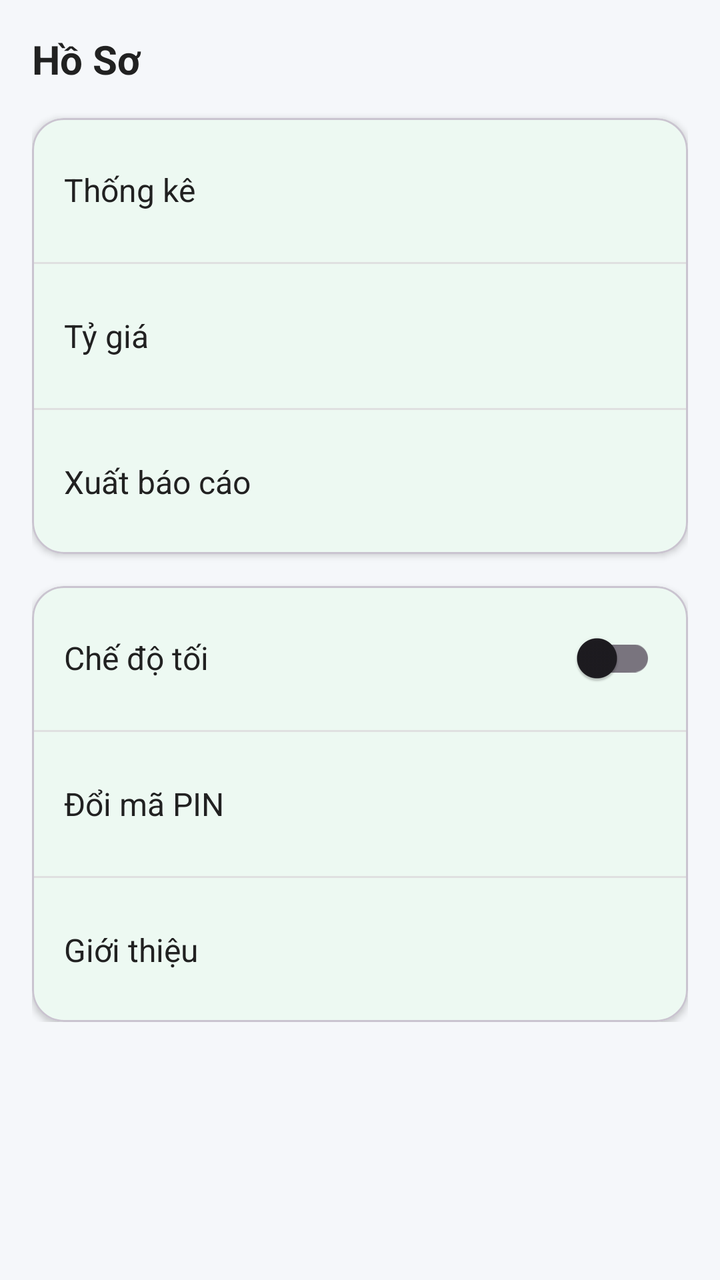
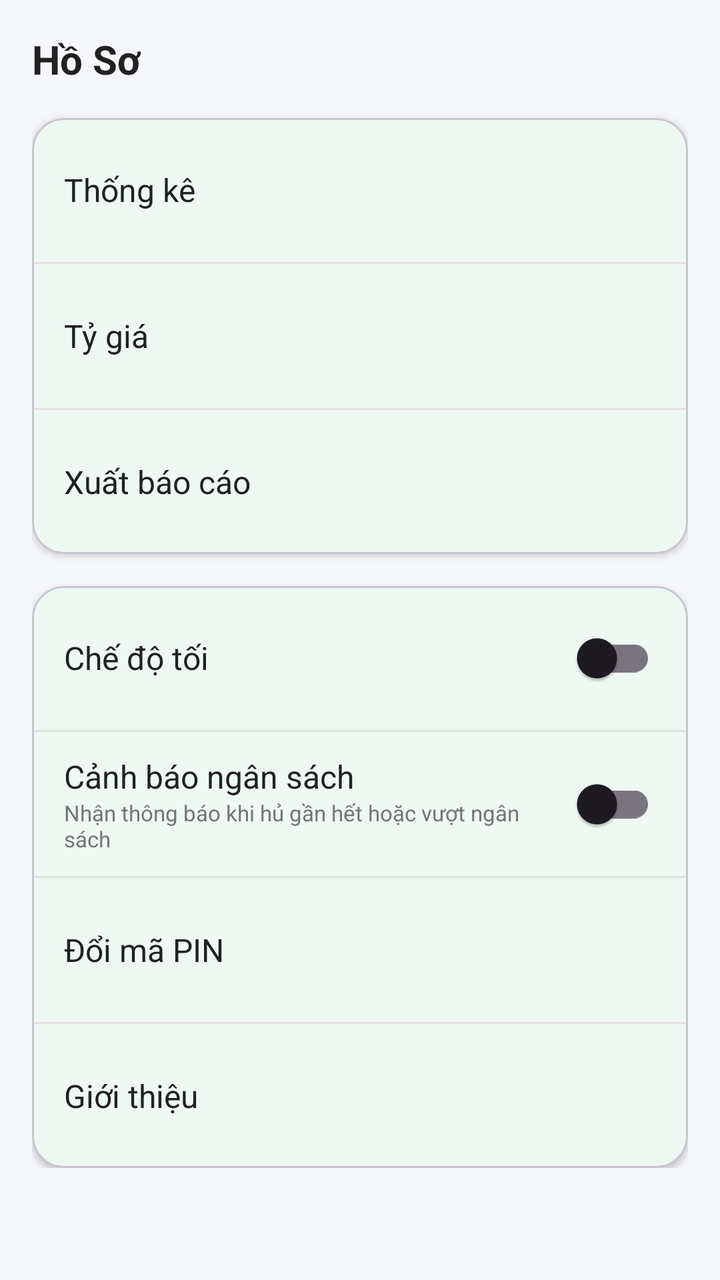

Compare the two renders of this Android layout. The source of the first and the diff that turns it into the second are given below.
<!-- AndroidManifest.xml: application theme Theme.FinaceManager -->
<!-- res/layout/fragment_profile.xml -->
<?xml version="1.0" encoding="utf-8"?>
<ScrollView xmlns:android="http://schemas.android.com/apk/res/android"
    android:layout_width="match_parent"
    android:layout_height="match_parent"
    android:background="@color/color_background">

    <LinearLayout
        android:layout_width="match_parent"
        android:layout_height="wrap_content"
        android:orientation="vertical"
        android:padding="@dimen/spacing_md">

        <TextView
            android:layout_width="match_parent"
            android:layout_height="wrap_content"
            android:text="@string/title_profile"
            android:textColor="@color/color_text_primary"
            android:textSize="@dimen/text_title"
            android:textStyle="bold" />

        
        <com.google.android.material.card.MaterialCardView
            xmlns:app="http://schemas.android.com/apk/res-auto"
            android:layout_width="match_parent"
            android:layout_height="wrap_content"
            android:layout_marginTop="@dimen/spacing_md"
            app:cardCornerRadius="@dimen/card_radius"
            app:cardElevation="2dp">

            <LinearLayout
                android:layout_width="match_parent"
                android:layout_height="wrap_content"
                android:orientation="vertical">

                <TextView
                    android:id="@+id/tv_statistics"
                    android:layout_width="match_parent"
                    android:layout_height="@dimen/item_min_height"
                    android:gravity="center_vertical"
                    android:paddingHorizontal="@dimen/spacing_md"
                    android:text="@string/label_statistics"
                    android:textColor="@color/color_text_primary"
                    android:textSize="@dimen/text_subtitle"
                    android:background="?attr/selectableItemBackground" />

                <View
                    android:layout_width="match_parent"
                    android:layout_height="1dp"
                    android:background="@color/color_divider" />

                <TextView
                    android:id="@+id/tv_exchange_rate"
                    android:layout_width="match_parent"
                    android:layout_height="@dimen/item_min_height"
                    android:gravity="center_vertical"
                    android:paddingHorizontal="@dimen/spacing_md"
                    android:text="@string/label_exchange_rate"
                    android:textColor="@color/color_text_primary"
                    android:textSize="@dimen/text_subtitle"
                    android:background="?attr/selectableItemBackground" />

                <View
                    android:layout_width="match_parent"
                    android:layout_height="1dp"
                    android:background="@color/color_divider" />

                <TextView
                    android:id="@+id/tv_export"
                    android:layout_width="match_parent"
                    android:layout_height="@dimen/item_min_height"
                    android:gravity="center_vertical"
                    android:paddingHorizontal="@dimen/spacing_md"
                    android:text="@string/label_export"
                    android:textColor="@color/color_text_primary"
                    android:textSize="@dimen/text_subtitle"
                    android:background="?attr/selectableItemBackground" />
            </LinearLayout>
        </com.google.android.material.card.MaterialCardView>

        
        <com.google.android.material.card.MaterialCardView
            xmlns:app="http://schemas.android.com/apk/res-auto"
            android:layout_width="match_parent"
            android:layout_height="wrap_content"
            android:layout_marginTop="@dimen/spacing_md"
            app:cardCornerRadius="@dimen/card_radius"
            app:cardElevation="2dp">

            <LinearLayout
                android:layout_width="match_parent"
                android:layout_height="wrap_content"
                android:orientation="vertical">

                <LinearLayout
                    android:layout_width="match_parent"
                    android:layout_height="@dimen/item_min_height"
                    android:gravity="center_vertical"
                    android:orientation="horizontal"
                    android:paddingHorizontal="@dimen/spacing_md">

                    <TextView
                        android:layout_width="0dp"
                        android:layout_height="wrap_content"
                        android:layout_weight="1"
                        android:text="@string/label_dark_mode"
                        android:textColor="@color/color_text_primary"
                        android:textSize="@dimen/text_subtitle" />

                    <com.google.android.material.switchmaterial.SwitchMaterial
                        android:id="@+id/switch_dark_mode"
                        android:layout_width="wrap_content"
                        android:layout_height="wrap_content" />
                </LinearLayout>

                <View
                    android:layout_width="match_parent"
                    android:layout_height="1dp"
                    android:background="@color/color_divider" />

                <TextView
                    android:id="@+id/tv_change_pin"
                    android:layout_width="match_parent"
                    android:layout_height="@dimen/item_min_height"
                    android:gravity="center_vertical"
                    android:paddingHorizontal="@dimen/spacing_md"
                    android:text="@string/label_change_pin"
                    android:textColor="@color/color_text_primary"
                    android:textSize="@dimen/text_subtitle"
                    android:background="?attr/selectableItemBackground" />

                <View
                    android:layout_width="match_parent"
                    android:layout_height="1dp"
                    android:background="@color/color_divider" />

                <TextView
                    android:id="@+id/tv_about"
                    android:layout_width="match_parent"
                    android:layout_height="@dimen/item_min_height"
                    android:gravity="center_vertical"
                    android:paddingHorizontal="@dimen/spacing_md"
                    android:text="@string/label_about"
                    android:textColor="@color/color_text_primary"
                    android:textSize="@dimen/text_subtitle"
                    android:background="?attr/selectableItemBackground" />
            </LinearLayout>
        </com.google.android.material.card.MaterialCardView>

    </LinearLayout>
</ScrollView>
<!-- resources referenced by this layout -->
<resources>
  <color name="color_background">#F5F7FA</color>
  <color name="color_divider">#E0E0E0</color>
  <color name="color_text_primary">#212121</color>
  <dimen name="card_radius">16dp</dimen>
  <dimen name="item_min_height">72dp</dimen>
  <dimen name="spacing_md">16dp</dimen>
  <dimen name="text_subtitle">16sp</dimen>
  <dimen name="text_title">20sp</dimen>
  <string name="label_about">Giới thiệu</string>
  <string name="label_change_pin">Đổi mã PIN</string>
  <string name="label_dark_mode">Chế độ tối</string>
  <string name="label_exchange_rate">Tỷ giá</string>
  <string name="label_export">Xuất báo cáo</string>
  <string name="label_statistics">Thống kê</string>
  <string name="title_profile">Hồ Sơ</string>
  <style name="Theme.FinaceManager" parent="Base.Theme.FinaceManager" />
  <style name="Base.Theme.FinaceManager" parent="Theme.Material3.DayNight.NoActionBar">
          <item name="colorPrimary">@color/color_primary</item>
          <item name="colorPrimaryDark">@color/color_primary_dark</item>
          <item name="colorAccent">@color/color_accent</item>
          <item name="colorOnPrimary">@color/color_text_on_primary</item>
          <item name="android:colorBackground">@color/color_background</item>
          <item name="colorSurface">@color/color_surface</item>
          <item name="android:statusBarColor">@color/color_primary</item>
          <item name="android:navigationBarColor">@color/color_surface</item>
      </style>
  <color name="color_primary">#00B14F</color>
  <color name="color_primary_dark">#009640</color>
  <color name="color_accent">#FF6B35</color>
  <color name="color_text_on_primary">#FFFFFF</color>
  <color name="color_surface">#FFFFFF</color>
</resources>

<!-- the commit's change to res/layout/fragment_profile.xml (unified diff, before → after) -->
@@ -117,6 +117,46 @@
                     android:layout_height="1dp"
                     android:background="@color/color_divider" />
 
+                
+                <LinearLayout
+                    android:layout_width="match_parent"
+                    android:layout_height="@dimen/item_min_height"
+                    android:gravity="center_vertical"
+                    android:orientation="horizontal"
+                    android:paddingHorizontal="@dimen/spacing_md">
+
+                    <LinearLayout
+                        android:layout_width="0dp"
+                        android:layout_height="wrap_content"
+                        android:layout_weight="1"
+                        android:orientation="vertical">
+
+                        <TextView
+                            android:layout_width="wrap_content"
+                            android:layout_height="wrap_content"
+                            android:text="@string/label_notification_budget"
+                            android:textColor="@color/color_text_primary"
+                            android:textSize="@dimen/text_subtitle" />
+
+                        <TextView
+                            android:layout_width="wrap_content"
+                            android:layout_height="wrap_content"
+                            android:text="@string/label_notification_budget_desc"
+                            android:textColor="@color/color_text_secondary"
+                            android:textSize="11sp" />
+                    </LinearLayout>
+
+                    <com.google.android.material.switchmaterial.SwitchMaterial
+                        android:id="@+id/switch_notification"
+                        android:layout_width="wrap_content"
+                        android:layout_height="wrap_content" />
+                </LinearLayout>
+
+                <View
+                    android:layout_width="match_parent"
+                    android:layout_height="1dp"
+                    android:background="@color/color_divider" />
+
                 <TextView
                     android:id="@+id/tv_change_pin"
                     android:layout_width="match_parent"
<!-- resource entries referenced after the edit -->
@@ -3,6 +3,7 @@
   <color name="color_background">#F5F7FA</color>
   <color name="color_divider">#E0E0E0</color>
   <color name="color_text_primary">#212121</color>
+  <color name="color_text_secondary">#757575</color>
   <dimen name="card_radius">16dp</dimen>
   <dimen name="item_min_height">72dp</dimen>
   <dimen name="spacing_md">16dp</dimen>
@@ -13,6 +14,8 @@
   <string name="label_dark_mode">Chế độ tối</string>
   <string name="label_exchange_rate">Tỷ giá</string>
   <string name="label_export">Xuất báo cáo</string>
+  <string name="label_notification_budget">Cảnh báo ngân sách</string>
+  <string name="label_notification_budget_desc">Nhận thông báo khi hủ gần hết hoặc vượt ngân sách</string>
   <string name="label_statistics">Thống kê</string>
   <string name="title_profile">Hồ Sơ</string>
   <style name="Theme.FinaceManager" parent="Base.Theme.FinaceManager" />
